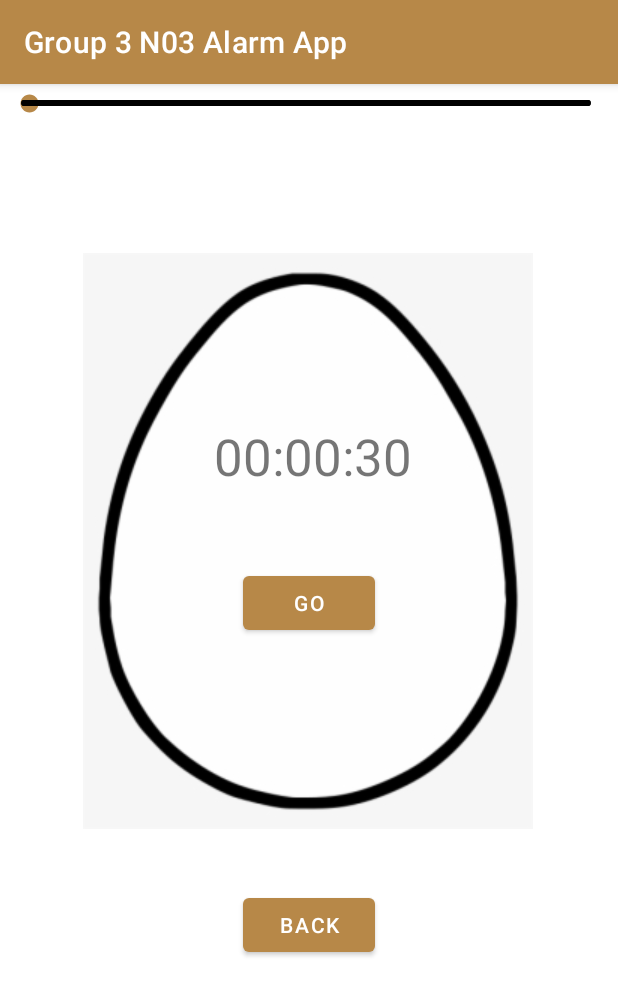
After one commit to khanh16702/AlarmClock, an Android app: the CountDownActivity screen opened directly, with no data from a screen before it, on a phone screen of 412 x 824 dp. The commit adds this screen. Shown: the top 996 px of the screen. Run offline under Robolectric (Android 15) with nearby library versions, the phone set to English and light mode, and no system bars.

Commit message:
done countdown

```diff
--- a/app/src/main/AndroidManifest.xml
+++ b/app/src/main/AndroidManifest.xml
@@ -28,6 +28,7 @@
         <activity android:name=".AddActivity"/>
         <activity android:name=".TimerActivity"/>
         <activity android:name=".NotificationActivity"/>
+        <activity android:name=".CountDownActivity"/>
         <receiver android:name=".AlarmReceiver"/>
         <service android:name=".Music"
             android:enabled="true"/>
--- a/app/src/main/java/n03/group3/alarmapp/Alarm.java
+++ b/app/src/main/java/n03/group3/alarmapp/Alarm.java
@@ -64,9 +64,9 @@ public class Alarm implements Serializable {
         if (hour > 12) {
             hourString = (hour - 12) + "";
             format = "PM";
-        } else if (hour == 0) {
+        } else if (hour == 12) {
             hourString = "12";
-            format = "PM";
+            format = "AM";
         } else {
             hourString = hour + "";
             format = "AM";
@@ -77,6 +77,6 @@ public class Alarm implements Serializable {
         } else {
             minitueString = "" + minute;
         }
-        return hourString + ":" + minitueString + format;
+        return hourString + ":" + minitueString + " " + format;
     }
 }
--- /dev/null
+++ b/app/src/main/java/n03/group3/alarmapp/CountDownActivity.java
@@ -0,0 +1,162 @@
+package n03.group3.alarmapp;
+
+import android.media.MediaPlayer;
+import android.os.Bundle;
+import android.os.CountDownTimer;
+import android.view.View;
+import android.widget.Button;
+import android.widget.SeekBar;
+import android.widget.TextView;
+
+import androidx.appcompat.app.AppCompatActivity;
+
+public class CountDownActivity extends AppCompatActivity {
+
+    TextView timerTextView;
+    SeekBar timerSeekBar;
+    Boolean counterIsActive = true;
+    Button goBtn;
+    Button stopBtn, backBtn;
+    Button resetBtn;
+    CountDownTimer countDownTimer;
+    long timeRemaining;
+    int timeStart;
+    int timeStartCurrent;
+    CharSequence currentTimerStr;
+
+    @Override
+    protected void onCreate(Bundle savedInstanceState) {
+        super.onCreate(savedInstanceState);
+        setContentView(R.layout.activity_countdown);
+
+        timerSeekBar = findViewById(R.id.timeSeekBar);
+        timerTextView = findViewById(R.id.timerTextView);
+        goBtn = findViewById(R.id.goBtn);
+        backBtn = findViewById(R.id.backBtn);
+        timerSeekBar.setMax(60 * 60);
+        timerSeekBar.setProgress(30);
+        timeStart = timerSeekBar.getProgress();
+        timeStartCurrent = timerSeekBar.getProgress();
+        stopBtn = findViewById(R.id.stopBtn);
+        resetBtn = findViewById(R.id.resetBtn);
+
+
+        timerSeekBar.setOnSeekBarChangeListener(new SeekBar.OnSeekBarChangeListener() {
+            @Override
+            public void onProgressChanged(SeekBar seekBar, int i, boolean b) {
+                updateTimer(i);
+                timeStart = timerSeekBar.getProgress();
+            }
+
+            @Override
+            public void onStartTrackingTouch(SeekBar seekBar) {
+
+            }
+
+            @Override
+            public void onStopTrackingTouch(SeekBar seekBar) {
+
+            }
+        });
+        goBtn.setOnClickListener(new View.OnClickListener() {
+            @Override
+            public void onClick(View v) {
+                if (counterIsActive) {
+                    currentTimerStr = timerTextView.getText();
+                    timeStartCurrent = timerSeekBar.getProgress();
+                    startCountdown(v);
+                    stopBtn.setVisibility(View.VISIBLE);
+                    resetBtn.setVisibility(View.VISIBLE);
+                } else {
+                    pauseCountdown();
+                    stopBtn.setVisibility(View.GONE);
+                    resetBtn.setVisibility(View.GONE);
+                }
+            }
+        });
+        stopBtn.setOnClickListener(new View.OnClickListener() {
+            @Override
+            public void onClick(View v) {
+                resetCurrentTimer();
+            }
+        });
+        resetBtn.setOnClickListener(new View.OnClickListener() {
+            @Override
+            public void onClick(View v) {
+                resetTimer();
+            }
+        });
+
+        backBtn.setOnClickListener(new View.OnClickListener() {
+            @Override
+            public void onClick(View v) {
+                onBackPressed();
+            }
+        });
+    }
+
+    public void resetTimer() {
+        timerTextView.setText("00:00:30");
+        timerSeekBar.setProgress(30);
+        timerSeekBar.setEnabled(true);
+        countDownTimer.cancel();
+        goBtn.setText("GO");
+        counterIsActive = true;
+        timeRemaining = 0;
+    }
+
+    public void startCountdown(View view) {
+        timerSeekBar.setEnabled(false);
+        goBtn.setText("Pause");
+        stopBtn.setText("Cancel");
+        countDownTimer = new CountDownTimer(timeStart * 1000 + 100, 1000) {
+            @Override
+            public void onTick(long millisUntilFinished) {
+                timeRemaining = millisUntilFinished / 1000; // lưu giữ thời gian đã trôi qua
+                updateTimer(timeRemaining); // cập nhật thời gian đếm ngược
+            }
+
+            @Override
+            public void onFinish() {
+                MediaPlayer mPlayer = MediaPlayer.create(getApplicationContext(), R.raw.airhorn);
+                mPlayer.start();
+                resetCurrentTimer();
+            }
+        }.start();
+        counterIsActive = false;
+    }
+
+    public void pauseCountdown() {
+        countDownTimer.cancel();
+        goBtn.setText("Continue");// cập nhật thời gian còn lại
+        timeStart = (int) timeRemaining;
+        counterIsActive = true;
+    }
+
+    public void updateTimer(long Time) {
+        long hours = (Time / 3600);
+        long minutes = ((Time % 3600) / 60);
+        long seconds =  (Time % 60);
+        String hourString = Long.toString(hours);
+        String minuteString = Long.toString(minutes);
+        String secondString = Long.toString(seconds);
+        if (hours <= 9) {
+            hourString = "0" + hourString;
+        }
+        if (minutes <= 9) {
+            minuteString = "0" + minuteString;
+        }
+        if (seconds <= 9) {
+            secondString = "0" + secondString;
+        }
+        timerTextView.setText(hourString + ":" + minuteString + ":" + secondString);
+    }
+
+    public void resetCurrentTimer() {
+        timerTextView.setText(currentTimerStr);
+        timerSeekBar.setProgress(timeStartCurrent);
+        countDownTimer.cancel();
+        goBtn.setText("GO");
+        counterIsActive = true;
+    }
+}
--- a/app/src/main/java/n03/group3/alarmapp/CustomAdapter.java
+++ b/app/src/main/java/n03/group3/alarmapp/CustomAdapter.java
@@ -80,6 +80,7 @@ public class CustomAdapter extends BaseAdapter {
 
                 if (!isChecked && selectedAlarm.toString().equals(MainActivity.activeAlarm)) {
                     serviceIntent.putExtra("extra", "off");
+                    serviceIntent.putExtra("active", "");
                     PendingIntent pendingIntent = PendingIntent.getBroadcast(context, i, serviceIntent,
                             PendingIntent.FLAG_UPDATE_CURRENT);
                     alarmManager.cancel(pendingIntent);
--- /dev/null
+++ b/app/src/main/res/layout/activity_countdown.xml
@@ -0,0 +1,101 @@
+<?xml version="1.0" encoding="utf-8"?>
+<androidx.constraintlayout.widget.ConstraintLayout xmlns:android="http://schemas.android.com/apk/res/android"
+    xmlns:app="http://schemas.android.com/apk/res-auto"
+    xmlns:tools="http://schemas.android.com/tools"
+    android:layout_width="match_parent"
+    android:layout_height="match_parent"
+    tools:context=".MainActivity">
+
+    <SeekBar
+        android:id="@+id/timeSeekBar"
+        style="@style/Widget.AppCompat.SeekBar.Discrete"
+        android:layout_width="408dp"
+        android:layout_height="18dp"
+        android:layout_marginTop="4dp"
+        android:max="10"
+        android:progress="3"
+        app:layout_constraintEnd_toEndOf="parent"
+        app:layout_constraintHorizontal_bias="0.0"
+        app:layout_constraintStart_toStartOf="parent"
+        app:layout_constraintTop_toTopOf="parent" />
+
+    <ImageView
+        android:id="@+id/imageView3"
+        android:layout_width="wrap_content"
+        android:layout_height="wrap_content"
+        android:layout_marginTop="68dp"
+        app:layout_constraintBottom_toBottomOf="parent"
+        app:layout_constraintEnd_toEndOf="parent"
+        app:layout_constraintHorizontal_bias="0.495"
+        app:layout_constraintStart_toStartOf="parent"
+        app:layout_constraintTop_toBottomOf="@+id/timeSeekBar"
+        app:layout_constraintVertical_bias="0.077"
+        app:srcCompat="@drawable/egg" />
+
+    <TextView
+        android:id="@+id/timerTextView"
+        android:layout_width="186dp"
+        android:layout_height="80dp"
+        android:layout_marginTop="196dp"
+        android:text="00:00:30"
+        android:textSize="34sp"
+        app:layout_constraintBottom_toBottomOf="parent"
+        app:layout_constraintEnd_toEndOf="parent"
+        app:layout_constraintHorizontal_bias="0.631"
+        app:layout_constraintStart_toStartOf="parent"
+        app:layout_constraintTop_toBottomOf="@+id/timeSeekBar"
+        app:layout_constraintVertical_bias="0.016" />
+
+    <!--        android:visibility="gone"-->
+
+    <Button
+        android:id="@+id/goBtn"
+        android:layout_width="wrap_content"
+        android:layout_height="wrap_content"
+        android:layout_marginTop="300dp"
+        android:text="GO"
+        app:layout_constraintBottom_toBottomOf="parent"
+        app:layout_constraintEnd_toEndOf="parent"
+        app:layout_constraintHorizontal_bias="0.501"
+        app:layout_constraintStart_toStartOf="parent"
+        app:layout_constraintTop_toBottomOf="@+id/timeSeekBar"
+        app:layout_constraintVertical_bias="0.0" />
+
+    <Button
+        android:id="@+id/resetBtn"
+        android:layout_width="wrap_content"
+        android:layout_height="wrap_content"
+        android:layout_marginTop="300dp"
+        android:text="Reset"
+        android:visibility="gone"
+        app:layout_constraintBottom_toBottomOf="parent"
+        app:layout_constraintEnd_toEndOf="parent"
+        app:layout_constraintHorizontal_bias="0.501"
+        app:layout_constraintStart_toStartOf="parent"
+        app:layout_constraintTop_toBottomOf="@+id/timeSeekBar"
+        app:layout_constraintVertical_bias="0.132" />
+
+    <Button
+        android:id="@+id/stopBtn"
+        android:layout_width="wrap_content"
+        android:layout_height="wrap_content"
+        android:layout_marginTop="370dp"
+        android:text="Cancel"
+        android:visibility="gone"
+        app:layout_constraintBottom_toBottomOf="parent"
+        app:layout_constraintEnd_toEndOf="parent"
+        app:layout_constraintStart_toStartOf="parent"
+        app:layout_constraintTop_toBottomOf="@+id/timeSeekBar"
+        app:layout_constraintVertical_bias="0.089" />
+
+    <Button
+        android:id="@+id/backBtn"
+        android:layout_width="wrap_content"
+        android:layout_height="wrap_content"
+        android:layout_marginTop="40dp"
+        android:text="Back"
+        app:layout_constraintEnd_toEndOf="parent"
+        app:layout_constraintStart_toStartOf="parent"
+        app:layout_constraintTop_toBottomOf="@+id/imageView3" />
+
+</androidx.constraintlayout.widget.ConstraintLayout>
```
Also changed, not shown: app/src/main/java/n03/group3/alarmapp/MainActivity.java (+10 -0 lines), app/src/main/res/layout/activity_main.xml (+9 -1 lines), app/src/main/res/drawable/egg.png (added), 1 other file.
